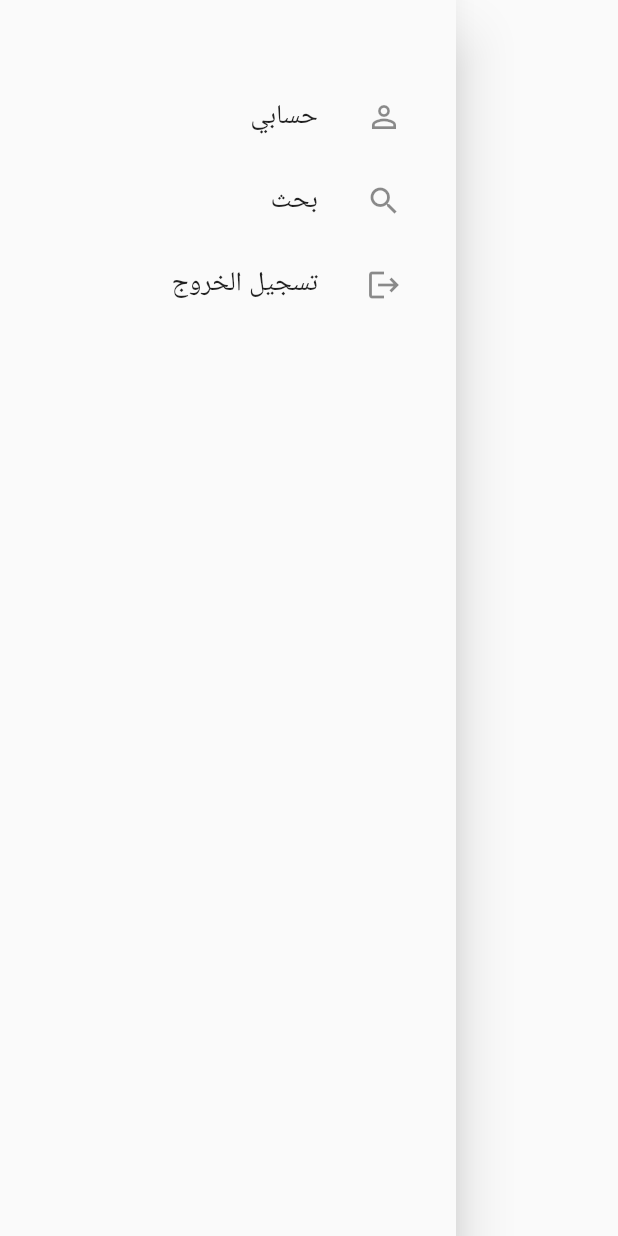
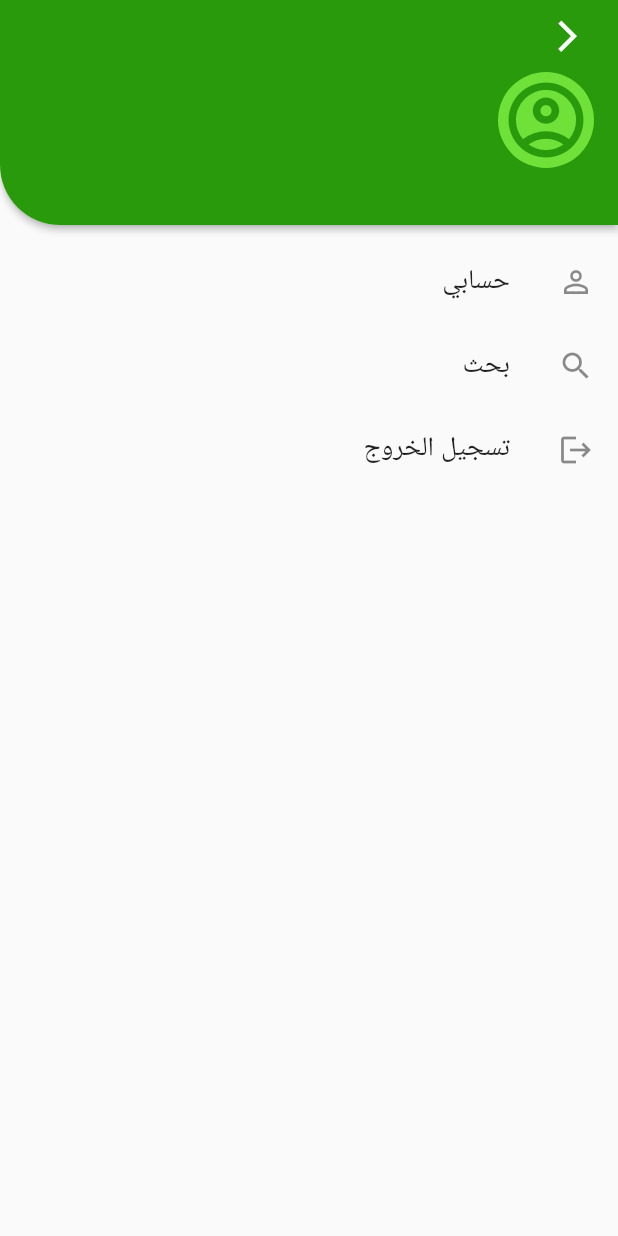
Before and after one commit to ibm00/farmer_club, a Flutter app: the AppDrawer screen opened directly, on a phone screen of 412 x 824 dp. Run offline on Flutter 3.47's test engine with Material 2 defaults, Android fonts, the phone set to English and light mode, and no system bars; drawn by our look-alikes of cached_network_image; our stand-ins replace cloud_firestore, device_preview, easy_localization, firebase_auth, firebase_core, firebase_storage and 4 more; accounts and stored records are empty; network calls fail.

Commit message:
drawer UI

```diff
--- a/lib/screens/profile_screen/profile_screen.dart
+++ b/lib/screens/profile_screen/profile_screen.dart
@@ -111,13 +111,12 @@ class EntireContent extends StatelessWidget {
             ),
             child: ProfileBody(userProv, isMyProfile: isMyProfile),
           ),
-          const Positioned(
+          Positioned(
             top: -80,
             child: ImageAvatarWidget(
               radius: 125 / 2,
               borderThikness: 6,
-              imageUrl:
-                  "https://www.naso.org/wp-content/uploads/2016/12/person-pointing.jpg",
+              imageUrl: userProv.imageUrl,
             ),
           ),
         ],
--- a/lib/utils/shared_widgets/drawer.dart
+++ b/lib/utils/shared_widgets/drawer.dart
@@ -2,10 +2,13 @@ import 'package:farmer_club/data/providers/user_data_provider.dart';
 import 'package:farmer_club/screens/profile_screen/profile_screen.dart';
 import 'package:farmer_club/screens/search_screen.dart/search_screen.dart';
 import 'package:farmer_club/utils/constants/styles.dart';
+import 'package:farmer_club/utils/shared_widgets/app_bar_widget.dart';
+import 'package:farmer_club/utils/shared_widgets/image_avatar_widget.dart';
 import 'package:flutter/material.dart';
 import 'package:flutter_riverpod/flutter_riverpod.dart';
 
 import '../../data/firebase_services/fire_auth.dart';
+import 'drawer_app_bar.dart';
 
 class AppDrawer extends StatelessWidget {
   const AppDrawer({Key? key}) : super(key: key);
@@ -13,10 +16,12 @@ class AppDrawer extends StatelessWidget {
   @override
   Widget build(BuildContext context) {
     return Drawer(
-      child: Padding(
-        padding: const EdgeInsets.symmetric(horizontal: 20, vertical: 50),
+      child: Scaffold(
+        body: SafeArea(
           child: Column(
             children: [
+              const DrawerAppBar(),
+              const SizedBox(height: 10),
               Consumer(builder: (context, ref, _) {
                 return ListTile(
                   title: const Text("حسابي", style: kTextStyleReg18),
@@ -55,6 +60,7 @@ class AppDrawer extends StatelessWidget {
             ],
           ),
         ),
+      ),
     );
   }
 }
--- /dev/null
+++ b/lib/utils/shared_widgets/drawer_app_bar.dart
@@ -0,0 +1,100 @@
+import 'package:farmer_club/utils/constants/styles.dart';
+import 'package:flutter/material.dart';
+import 'package:flutter_riverpod/flutter_riverpod.dart';
+
+import '../../data/providers/user_data_provider.dart';
+import '../../screens/profile_screen/profile_screen.dart';
+import 'image_avatar_widget.dart';
+
+class DrawerAppBar extends StatelessWidget {
+  const DrawerAppBar({Key? key}) : super(key: key);
+
+  @override
+  Widget build(BuildContext context) {
+    return Card(
+      elevation: 2,
+      margin: EdgeInsets.zero,
+      shape: const RoundedRectangleBorder(
+        borderRadius: BorderRadius.only(
+          bottomLeft: Radius.circular(40),
+        ),
+      ),
+      child: Container(
+        decoration: const BoxDecoration(
+          color: kPrimaryColor,
+          borderRadius: BorderRadius.only(
+            bottomLeft: Radius.circular(40),
+          ),
+        ),
+        height: 150,
+        width: double.infinity,
+        child: Padding(
+          padding: const EdgeInsets.symmetric(horizontal: 16),
+          child: Column(
+            crossAxisAlignment: CrossAxisAlignment.start,
+            children: [
+              IconButton(
+                padding: const EdgeInsets.all(0),
+                onPressed: () {
+                  Navigator.pop(context);
+                },
+                icon: const Icon(
+                  Icons.arrow_back_ios,
+                  size: 25,
+                  color: kBackgroundColor,
+                ),
+              ),
+              Consumer(
+                builder: (context, ref, _) {
+                  return InkWell(
+                    highlightColor: Colors.transparent,
+                    hoverColor: Colors.transparent,
+                    onTap: () {
+                      Navigator.of(context).pop();
+                      Navigator.of(context).pushNamed(
+                        ProfileScreen.routeName,
+                        arguments: {
+                          "isMyProfile": true,
+                          "userId": ref.watch(userDataProvider).userId,
+                        },
+                      );
+                    },
+                    child: Row(
+                      children: [
+                        ImageAvatarWidget(
+                          radius: 30,
+                          borderThikness: 2,
+                          borderColor: kBackgroundColor,
+                          imageUrl: ref.read(userDataProvider).imageUrl,
+                        ),
+                        const SizedBox(width: 10),
+                        Expanded(
+                          child: Column(
+                            crossAxisAlignment: CrossAxisAlignment.start,
+                            children: [
+                              Text(
+                                ref.read(userDataProvider).name ?? "",
+                                style: kTextStyleWhiteBold18,
+                              ),
+                              Text(
+                                ref.read(userDataProvider).email ?? "",
+                                style: kTextStyleRegGery13.copyWith(
+                                  color: kLightPrimaryColor,
+                                ),
+                                overflow: TextOverflow.ellipsis,
+                              ),
+                            ],
+                          ),
+                        )
+                      ],
+                    ),
+                  );
+                },
+              )
+            ],
+          ),
+        ),
+      ),
+    );
+  }
+}
```
Lines whose indentation alone changed are shown as unchanged.
